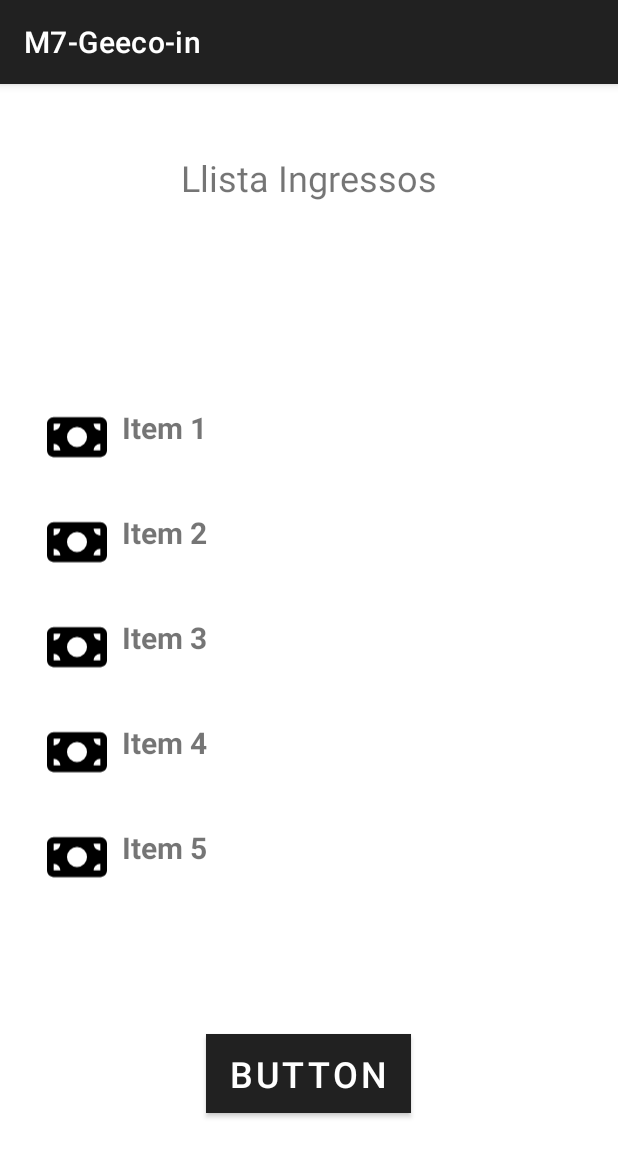
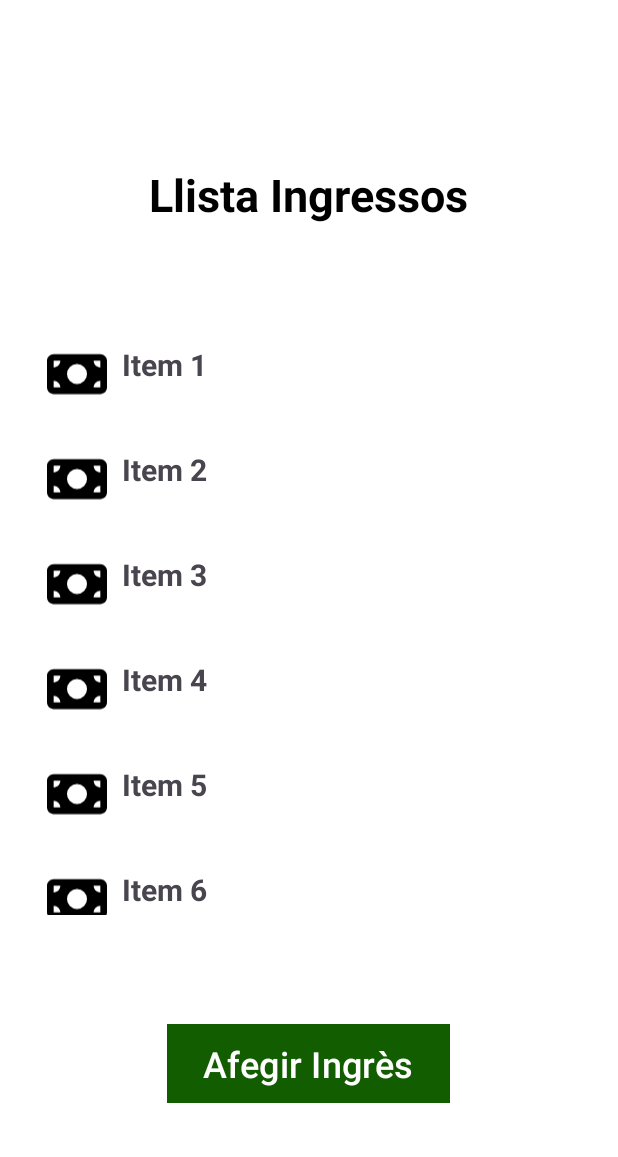
Before and after one commit to Snr1s3/M7-Geeco-in, an Android app: the LlistaIngressos screen opened directly, with no data from a screen before it, on a phone screen of 412 x 824 dp. Shown: the top 1157 px of the screen. Run offline under Robolectric (Android 15) with nearby library versions, the phone set to English and light mode, and no system bars.

Commit message:
recylced view

```diff
--- a/app/src/main/AndroidManifest.xml
+++ b/app/src/main/AndroidManifest.xml
@@ -10,7 +10,7 @@
         android:label="@string/app_name"
         android:roundIcon="@mipmap/ic_launcher_round"
         android:supportsRtl="true"
-        android:theme="@style/Theme.M7Geecoin"
+        android:theme="@style/AppTheme"
         tools:targetApi="31">
         <activity
             android:name=".LlistaIngressos"
--- a/app/src/main/java/com/example/m7_geeco_in/LlistaIngressos.kt
+++ b/app/src/main/java/com/example/m7_geeco_in/LlistaIngressos.kt
@@ -12,20 +12,13 @@ class LlistaIngressos : AppCompatActivity() {
     override fun onCreate(savedInstanceState: Bundle?) {
         super.onCreate(savedInstanceState)
         setContentView(R.layout.activity_llista_ingressos)
-
         val recyclerview = findViewById<RecyclerView>(R.id.recycler1)
-
         recyclerview.layoutManager = LinearLayoutManager(this)
-
         val data = ArrayList<ItemsView>()
-
-        for (i in 1..20) {
+        for (i in 1..10) {
             data.add(ItemsView(R.drawable.money, "Item $i"))
         }
-
         val adapter = CustomAdapter(data)
-
         recyclerview.adapter = adapter
-
     }
 }
--- a/app/src/main/java/com/example/m7_geeco_in/MainActivity.kt
+++ b/app/src/main/java/com/example/m7_geeco_in/MainActivity.kt
@@ -22,7 +22,7 @@ class MainActivity : AppCompatActivity() {
         }
 
         // Set onClickListener for the button
-        findViewById<Button>(R.id.button).setOnClickListener {
+        findViewById<Button>(R.id.b1).setOnClickListener {
             val intent = Intent(this, LlistaIngressos::class.java)
             startActivity(intent)
         }
--- a/app/src/main/res/layout/activity_llista_ingressos.xml
+++ b/app/src/main/res/layout/activity_llista_ingressos.xml
@@ -19,16 +19,18 @@
             android:layout_width="match_parent"
             android:layout_height="0dp"
             android:layout_weight="1"
-            android:gravity="center_horizontal"
+            android:gravity="center"
             android:orientation="vertical">
 
             <TextView
                 android:id="@+id/textView"
                 android:layout_width="wrap_content"
                 android:layout_height="wrap_content"
-                android:textSize="24dp"
                 android:layout_marginTop="30dp"
-                android:text="@string/ingressos" />
+                android:text="@string/ingressos"
+                android:textSize="30sp"
+                android:textColor="@android:color/black"
+                android:textStyle="bold" />
         </LinearLayout>
 
         <LinearLayout
@@ -56,10 +58,11 @@
                 android:id="@+id/button2"
                 android:layout_width="wrap_content"
                 android:layout_height="wrap_content"
+                android:background="@color/md_theme_primaryContainer"
+                android:text="Afegir Ingrès"
                 android:textSize="24dp"
-                android:background="@color/md_theme_primaryContainer"
-                android:backgroundTint="@color/md_theme_primaryContainer"
-                android:text="Button" />
+                app:cornerRadius="16dp" />
+
         </LinearLayout>
     </LinearLayout>
 </androidx.constraintlayout.widget.ConstraintLayout>
```
Also changed, not shown: app/src/main/res/layout/activity_main.xml (+8 -0 lines), 1 other file.
